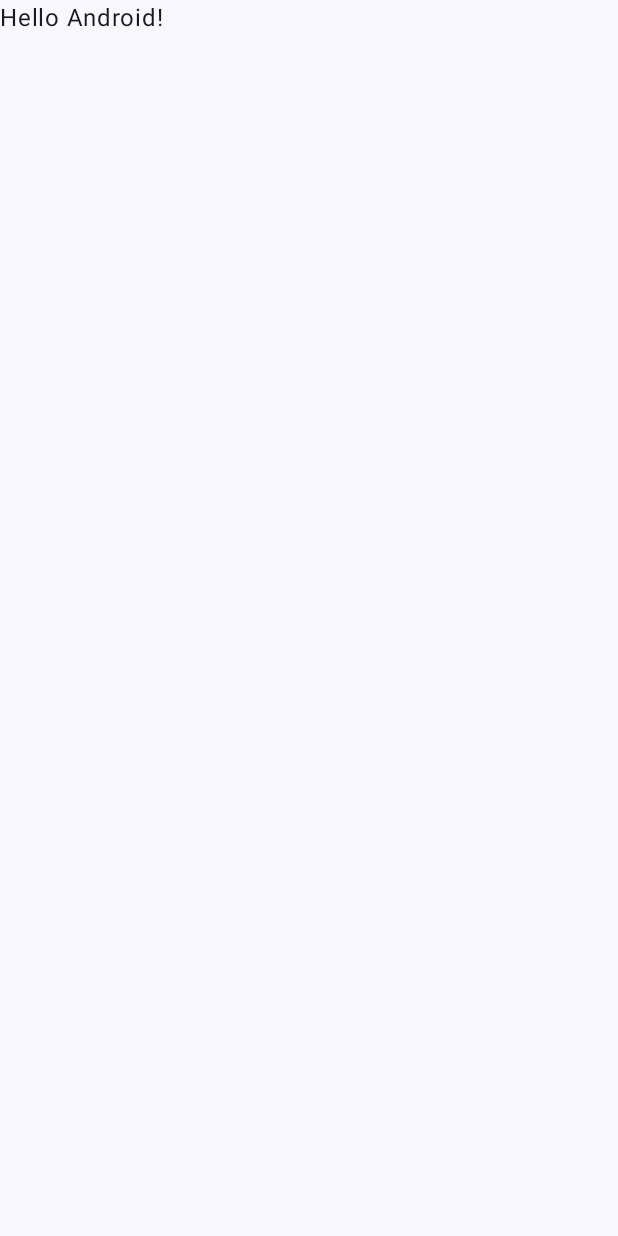
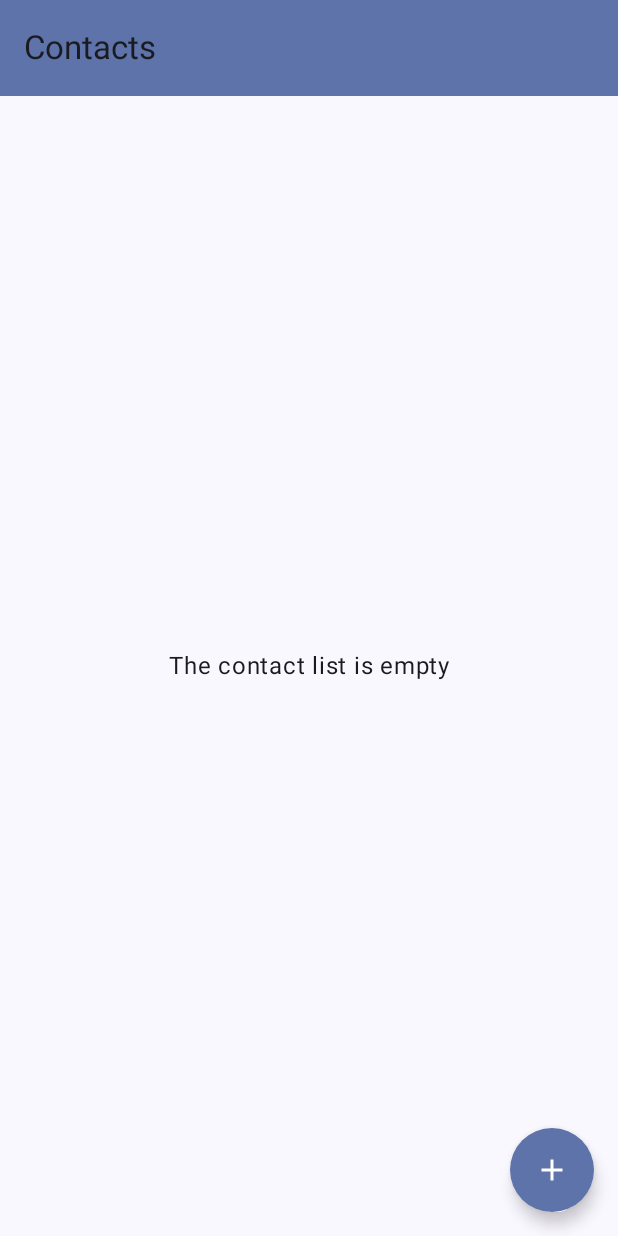
Before and after one commit to Onlinebusinessfy/ContactApp, an Android app built with Jetpack Compose: the screen it shows after launch (MainActivity), on a phone screen of 412 x 824 dp. Before the commit the screen is almost empty. Run offline under Robolectric (Android 15) with nearby library versions, the phone set to English and light mode, and no system bars; our stand-ins replace Room's generated code.

Commit message:
Assignment 2 and 3

```diff
--- a/app/src/main/java/com/samuel/contactapp/MainActivity.kt
+++ b/app/src/main/java/com/samuel/contactapp/MainActivity.kt
@@ -9,39 +9,38 @@ import androidx.compose.foundation.layout.padding
 import androidx.compose.material3.Scaffold
 import androidx.compose.material3.Text
 import androidx.compose.runtime.Composable
+import androidx.compose.runtime.mutableStateOf
+import androidx.compose.runtime.remember
 import androidx.compose.ui.Modifier
 import androidx.compose.ui.tooling.preview.Preview
+import androidx.lifecycle.viewmodel.compose.viewModel
+import com.samuel.contactapp.data.Contact
+import com.samuel.contactapp.ui.screens.ContactListScreen
 import com.samuel.contactapp.ui.theme.ContactAppTheme
+import com.samuel.contactapp.viewModels.ContactViewModel
 
 class MainActivity : ComponentActivity() {
     override fun onCreate(savedInstanceState: Bundle?) {
         super.onCreate(savedInstanceState)
         enableEdgeToEdge()
         setContent {
+            val viewModel : ContactViewModel = viewModel()
+            // This variable will hold the selected contact, and the entire navigation
+            // selectedContact = null -> show the list screen
+            val selectedContact = remember { mutableStateOf<Contact?>(null) }
             ContactAppTheme {
-                Scaffold(modifier = Modifier.fillMaxSize()) { innerPadding ->
-                    Greeting(
-                        name = "Android",
-                        modifier = Modifier.padding(innerPadding)
+                if (selectedContact.value == null){
+                    // Show the list screen-user is browsing the list of contacts
+                    ContactListScreen(
+                        viewModel = viewModel,
+                        // Callback when the user taps a contact of the list
+                        // Change the selectedContact variable to show the detail screen
+                        onContactClick = {contact ->
+                            selectedContact.value = contact
+                        }
                     )
                 }
             }
         }
     }
 }
-
-@Composable
-fun Greeting(name: String, modifier: Modifier = Modifier) {
-    Text(
-        text = "Hello $name!",
-        modifier = modifier
-    )
-}
-
-@Preview(showBackground = true)
-@Composable
-fun GreetingPreview() {
-    ContactAppTheme {
-        Greeting("Android")
-    }
-}
--- /dev/null
+++ b/app/src/main/java/com/samuel/contactapp/ui/screens/ContactDetailScreen.kt
@@ -0,0 +1 @@
+package com.samuel.contactapp.ui.screens
--- /dev/null
+++ b/app/src/main/java/com/samuel/contactapp/ui/screens/ContactListScreen.kt
@@ -0,0 +1,121 @@
+package com.samuel.contactapp.ui.screens
+
+import androidx.compose.foundation.layout.Box
+import androidx.compose.foundation.layout.PaddingValues
+import androidx.compose.foundation.layout.fillMaxSize
+import androidx.compose.foundation.layout.fillMaxWidth
+import androidx.compose.foundation.layout.padding
+import androidx.compose.foundation.lazy.LazyColumn
+import androidx.compose.foundation.lazy.items
+import androidx.compose.foundation.shape.CircleShape
+import androidx.compose.material.icons.Icons
+import androidx.compose.material.icons.filled.Add
+import androidx.compose.material3.ExperimentalMaterial3Api
+import androidx.compose.material3.FloatingActionButton
+import androidx.compose.material3.Icon
+import androidx.compose.material3.MaterialTheme
+import androidx.compose.material3.Scaffold
+import androidx.compose.material3.Text
+import androidx.compose.material3.TopAppBar
+import androidx.compose.material3.TopAppBarDefaults
+import androidx.compose.runtime.Composable
+import androidx.compose.runtime.collectAsState
+import androidx.compose.runtime.getValue
+import androidx.compose.runtime.mutableStateOf
+import androidx.compose.runtime.remember
+import androidx.compose.runtime.setValue
+import androidx.compose.ui.Alignment
+import androidx.compose.ui.Modifier
+import androidx.compose.ui.unit.dp
+import androidx.lifecycle.ViewModel
+import com.samuel.contactapp.data.Contact
+import com.samuel.contactapp.ui.components.ContactDialog
+import com.samuel.contactapp.ui.components.ContactItem
+import com.samuel.contactapp.viewModels.ContactViewModel
+
+@OptIn(ExperimentalMaterial3Api::class)
+@Composable
+fun ContactListScreen(
+    viewModel: ContactViewModel,
+    onContactClick: (Contact) -> Unit,
+){
+    val contacts by viewModel.contacts.collectAsState()
+    var showAddDialog by remember { mutableStateOf(false) }
+
+    if(showAddDialog){
+        ContactDialog(
+            contact = null,
+            onConfirm = {newContact ->
+                // save the new contact to the database via the viewModel
+                // viewModel launches a couroutine to insert in the contact into the database
+                viewModel.saveContact(newContact)
+                // close the dialog after saving the contact
+                showAddDialog = false
+            },
+            onDismiss = {
+                showAddDialog = false
+            }
+        )
+    } // end the showAddDialog
+    // Scaffold provides the Material Design layout structure with the floating action button
+    // topBar: the header at the top
+    // FAB floating action button the + button to add new contact
+    Scaffold(
+        topBar = {
+            TopAppBar(
+                // Title displayed in the center of the TopAppBar
+                title = { Text(text = "Contacts") },
+                colors = TopAppBarDefaults.topAppBarColors(
+                    containerColor = MaterialTheme.colorScheme.primaryContainer
+                )
+            )
+        }, // end of the topbar
+        // FAB circular button in the circular in the bottom-right corner
+        floatingActionButton = {
+            FloatingActionButton(
+                onClick = {showAddDialog = true},
+                shape = CircleShape
+            ) {
+                Icon(
+                    Icons.Filled.Add,
+                    contentDescription = "Add Contact")
+            }
+        }
+    ) {
+        paddingValues ->
+        if(contacts.isEmpty()){
+            Box(
+                modifier = Modifier
+                    .fillMaxSize()
+                    .padding(paddingValues),
+                contentAlignment = Alignment.Center
+            ){
+                Text("The contact list is empty")
+            }
+        } else {
+            // show the list of contacts
+            // LazyColumn only renders visible items on screen
+            LazyColumn(
+                modifier = Modifier
+                    .fillMaxSize()
+                    .padding(paddingValues),
+                // Add vertical spacing between items
+                contentPadding = PaddingValues(vertical = 8.dp)
+            ) {
+                items(contacts, key = {it.id}) {contact ->
+                    // render each contact using the ContactItem component
+                    ContactItem(
+                        contact = contact,
+                        onclick = {
+                            onContactClick(contact)
+                        },
+                        onDelete = {
+                            viewModel.deleteContact(contact)
+                        },
+                    )
+                }
+            }
+        }
+    }
+
+}
--- /dev/null
+++ b/app/src/main/java/com/samuel/contactapp/viewModels/ContactViewModel.kt
@@ -0,0 +1,51 @@
+package com.samuel.contactapp.viewModels
+
+import android.app.Application
+import androidx.lifecycle.AndroidViewModel
+import androidx.lifecycle.viewModelScope
+import androidx.lifecycle.viewmodel.compose.viewModel
+import com.samuel.contactapp.data.Contact
+import com.samuel.contactapp.data.ContactDatabase
+import kotlinx.coroutines.flow.SharingStarted
+import kotlinx.coroutines.flow.StateFlow
+import kotlinx.coroutines.flow.stateIn
+import kotlinx.coroutines.launch
+
+class ContactViewModel (application: Application): AndroidViewModel (application){
+    // Get the ContactDao from the ContactDatabase
+    // This is the only place in the app that needs to know about the database
+    private val _dao = ContactDatabase.getDatabase(application).contactDao()
+
+    // Expose all contacts as StateFlow
+    // stateIn() converts the Flow into a StateFlow
+    // scope is the coroutine scope for the flow
+    // stated : start collecting when someone listens, stops collectin when no one is listening
+    // initialValue is the first emitted by the StateFlow
+    val contacts: StateFlow<List<Contact>> = _dao.getAllContacts().stateIn(
+        scope = viewModelScope,
+        started = SharingStarted.WhileSubscribed(5000),
+        initialValue = emptyList()
+    )
+
+
+    // Save a new contact to the database
+    // viewModelScope start a coroutine in the background thread
+    fun saveContact(contact: Contact){
+        viewModelScope.launch {
+            _dao.insertContact(contact)
+        }
+    }
+
+    // Challenge Delete and Update contact
+    fun updateContact(contact: Contact){
+        viewModelScope.launch {
+            _dao.updateContact(contact)
+        }
+    }
+
+    fun deleteContact(contact: Contact){
+        viewModelScope.launch {
+            _dao.deleteContact(contact)
+        }
+    }
+}
```
Also changed, not shown: app/src/main/java/com/samuel/contactapp/ui/components/ContactDialog.kt (added, +97 -0 lines), app/src/main/java/com/samuel/contactapp/ui/components/ContactItem.kt (added, +125 -0 lines).
